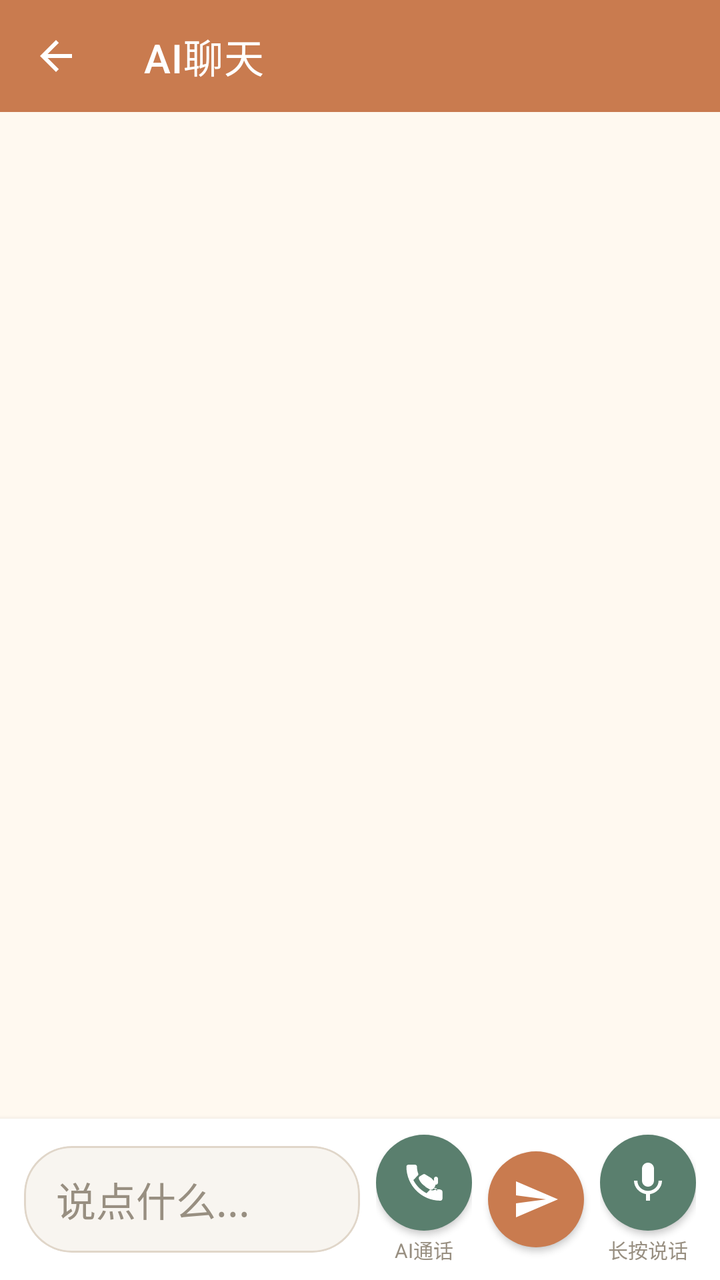
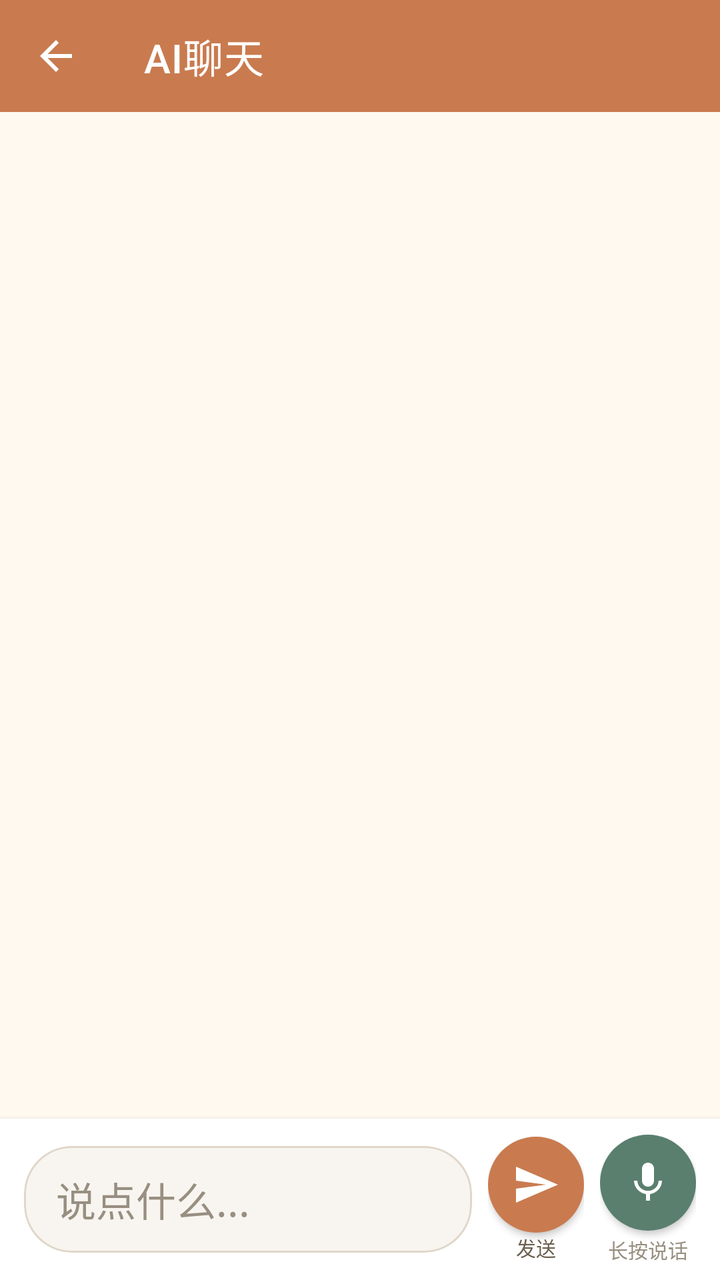

An Android layout rendered at two revisions. The XML below is the earlier revision; the diff shows what the commit changed to produce the second picture.
<!-- AndroidManifest.xml: application theme Theme.YinFuApp -->
<!-- res/layout/fragment_ai_chat.xml -->
<?xml version="1.0" encoding="utf-8"?>
<LinearLayout
    xmlns:android="http://schemas.android.com/apk/res/android"
    xmlns:app="http://schemas.android.com/apk/res-auto"
    android:layout_width="match_parent"
    android:layout_height="match_parent"
    android:orientation="vertical"
    android:background="@color/bg_page">

    <com.google.android.material.appbar.MaterialToolbar
        android:id="@+id/toolbar"
        android:layout_width="match_parent"
        android:layout_height="?attr/actionBarSize"
        android:background="@color/primary"
        app:navigationIcon="@drawable/back"
        app:navigationIconTint="@color/white"
        app:title="@string/ai_chat"
        app:titleTextColor="@color/white"/>

    <androidx.recyclerview.widget.RecyclerView
        android:id="@+id/chat_recycler_view"
        android:layout_width="match_parent"
        android:layout_height="0dp"
        android:layout_weight="1"
        android:paddingHorizontal="@dimen/spacing_md"
        android:paddingBottom="@dimen/spacing_sm"/>

    <LinearLayout
        android:layout_width="match_parent"
        android:layout_height="wrap_content"
        android:orientation="horizontal"
        android:paddingHorizontal="12dp"
        android:paddingVertical="8dp"
        android:background="@color/card_background"
        android:elevation="4dp"
        android:gravity="center_vertical">

        <com.google.android.material.card.MaterialCardView
            android:layout_width="0dp"
            android:layout_height="wrap_content"
            android:layout_weight="1"
            app:cardBackgroundColor="@color/bg_light"
            app:cardCornerRadius="24dp"
            app:cardElevation="0dp"
            app:strokeWidth="1dp"
            app:strokeColor="@color/border">

            <EditText
                android:id="@+id/message_input"
                android:layout_width="match_parent"
                android:layout_height="wrap_content"
                android:paddingHorizontal="16dp"
                android:paddingVertical="12dp"
                android:textSize="@dimen/font_size_md"
                android:textColor="@color/text_primary"
                android:textColorHint="@color/text_hint"
                android:hint="说点什么..."
                android:background="@android:color/transparent"
                android:inputType="textMultiLine"
                android:maxLines="4"
                android:minLines="1"/>

        </com.google.android.material.card.MaterialCardView>

        <LinearLayout
            android:id="@+id/call_button_container"
            android:layout_width="wrap_content"
            android:layout_height="wrap_content"
            android:layout_marginStart="8dp"
            android:orientation="vertical"
            android:gravity="center">

            <com.google.android.material.button.MaterialButton
                android:id="@+id/call_button"
                android:layout_width="48dp"
                android:layout_height="48dp"
                android:insetTop="0dp"
                android:insetBottom="0dp"
                app:icon="@drawable/ic_phone"
                app:iconGravity="textStart"
                app:iconPadding="0dp"
                app:iconSize="24dp"
                app:backgroundTint="@color/success"
                app:cornerRadius="24dp"/>

            <TextView
                android:id="@+id/call_hint"
                android:layout_width="wrap_content"
                android:layout_height="wrap_content"
                android:layout_marginTop="2dp"
                android:text="AI通话"
                android:textSize="10sp"
                android:textColor="@color/text_hint"
                android:visibility="visible"/>

        </LinearLayout>

        <com.google.android.material.button.MaterialButton
            android:id="@+id/send_button"
            android:layout_width="48dp"
            android:layout_height="48dp"
            android:layout_marginStart="8dp"
            android:insetTop="0dp"
            android:insetBottom="0dp"
            app:icon="@drawable/send_message"
            app:iconGravity="textStart"
            app:iconPadding="0dp"
            app:iconSize="24dp"
            app:backgroundTint="@color/primary"
            app:cornerRadius="24dp"/>

        <LinearLayout
            android:id="@+id/voice_button_container"
            android:layout_width="wrap_content"
            android:layout_height="wrap_content"
            android:layout_marginStart="8dp"
            android:orientation="vertical"
            android:gravity="center">

            <com.google.android.material.button.MaterialButton
                android:id="@+id/voice_button"
                android:layout_width="48dp"
                android:layout_height="48dp"
                android:insetTop="0dp"
                android:insetBottom="0dp"
                app:icon="@drawable/ic_mic"
                app:iconGravity="textStart"
                app:iconPadding="0dp"
                app:iconSize="24dp"
                app:backgroundTint="@color/secondary"
                app:cornerRadius="24dp"/>

            <TextView
                android:id="@+id/voice_hint"
                android:layout_width="wrap_content"
                android:layout_height="wrap_content"
                android:layout_marginTop="2dp"
                android:text="长按说话"
                android:textSize="10sp"
                android:textColor="@color/text_hint"
                android:visibility="visible"/>

        </LinearLayout>

    </LinearLayout>

    <LinearLayout
        android:id="@+id/call_status_container"
        android:layout_width="match_parent"
        android:layout_height="wrap_content"
        android:orientation="horizontal"
        android:paddingHorizontal="16dp"
        android:paddingVertical="12dp"
        android:background="@color/success"
        android:gravity="center"
        android:visibility="gone">

        <View
            android:id="@+id/call_indicator"
            android:layout_width="12dp"
            android:layout_height="12dp"
            android:background="@drawable/circle"/>

        <TextView
            android:id="@+id/call_status_text"
            android:layout_width="wrap_content"
            android:layout_height="wrap_content"
            android:layout_marginStart="8dp"
            android:text="通话中..."
            android:textColor="@color/white"
            android:textSize="14sp"/>

        <com.google.android.material.button.MaterialButton
            android:id="@+id/end_call_button"
            android:layout_width="wrap_content"
            android:layout_height="36dp"
            android:layout_marginStart="16dp"
            android:text="结束通话"
            android:textSize="12sp"
            app:backgroundTint="@color/danger"
            app:cornerRadius="18dp"/>

    </LinearLayout>

</LinearLayout>
<!-- resources referenced by this layout -->
<resources>
  <color name="bg_light">#F8F5F0</color>
  <color name="bg_page">#FFF9F0</color>
  <color name="border">#E0D6C9</color>
  <color name="card_background">#FFFFFF</color>
  <color name="danger">#B5544B</color>
  <color name="primary">#C97B4F</color>
  <color name="secondary">#5A7F6E</color>
  <color name="success">#5A7F6E</color>
  <color name="text_hint">#988F81</color>
  <color name="text_primary">#2D261E</color>
  <color name="white">#FFFFFF</color>
  <dimen name="font_size_md">20sp</dimen>
  <dimen name="spacing_md">20dp</dimen>
  <dimen name="spacing_sm">12dp</dimen>
  <!-- drawable back (drawable) -->
  <?xml version="1.0" encoding="utf-8"?>
  <vector xmlns:android="http://schemas.android.com/apk/res/android"
      android:width="24dp"
      android:height="24dp"
      android:viewportWidth="24"
      android:viewportHeight="24">
      <path
          android:fillColor="#FFFFFF"
          android:pathData="M20,11H7.83l5.59,-5.59L12,4l-8,8 8,8 1.41,-1.41L7.83,13H20v-2z"/>
  </vector>
  <!-- drawable ic_mic (drawable) -->
  <?xml version="1.0" encoding="utf-8"?>
  <vector xmlns:android="http://schemas.android.com/apk/res/android"
      android:width="24dp"
      android:height="24dp"
      android:viewportWidth="24"
      android:viewportHeight="24">
      <path
          android:fillColor="#FFFFFF"
          android:pathData="M12,14c1.66,0 2.99,-1.34 2.99,-3L15,5c0,-1.66 -1.34,-3 -3,-3S9,3.34 9,5v6c0,1.66 1.34,3 3,3zM17.3,11c0,3 -2.54,5.1 -5.3,5.1S6.7,14 6.7,11H5c0,3.41 2.72,6.23 6,6.72V21h2v-3.28c3.28,-0.48 6,-3.3 6,-6.72h-1.7z"/>
  </vector>
  <!-- drawable ic_phone (drawable) -->
  <?xml version="1.0" encoding="utf-8"?>
  <vector xmlns:android="http://schemas.android.com/apk/res/android"
      android:width="24dp"
      android:height="24dp"
      android:viewportWidth="24"
      android:viewportHeight="24">
      <path
          android:fillColor="#FFFFFF"
          android:pathData="M20.01,15.38c-1.23,0 -2.42,-0.2 -3.53,-0.56 -0.35,-0.12 -0.74,-0.03 -1.02,0.24l-2.2,2.2c-2.83,-1.44 -5.15,-3.75 -6.59,-6.59l2.2,-2.21c0.28,-0.26 0.36,-0.65 0.25,-1C8.7,6.45 8.5,5.26 8.5,4c0,-0.55 -0.45,-1 -1,-1H4.21c-0.55,0 -1,0.45 -1,1 0,9.39 7.61,17 17,17 0.55,0 1,-0.45 1,-1v-3.49c0,-0.55 -0.45,-1 -1,-1zM19,12c0,0.55 -0.45,1 -1,1s-1,-0.45 -1,-1v-2c0,-0.55 0.45,-1 1,-1s1,0.45 1,1v2zM17.63,15.37c-0.49,0.49 -1.62,0.63 -2.24,0.29 -0.62,-0.34 -2.57,-1.49 -2.57,-1.49 -0.41,-0.41 -0.62,-0.97 -0.56,-1.53 0.06,-0.56 0.39,-1.05 0.88,-1.31l1.78,-1.07c0.47,-0.28 1.07,-0.2 1.45,0.19 0.38,0.39 1.38,1.28 1.38,2.43 0,1.14 -0.99,2.03 -1.37,2.38 -0.37,0.35 -1.05,0.35 -1.58,0.04 -0.53,-0.31 -1.93,-1.11 -3.33,-2.32 -1.4,-1.21 -2.01,-2.79 -2.01,-2.79 -0.17,-0.44 -0.04,-0.95 0.31,-1.29l1.78,-1.07c0.39,-0.23 0.9,-0.17 1.24,0.15l2.89,1.73c0.47,0.28 0.59,0.89 0.27,1.35 -0.32,0.46 -1.24,1.26 -2.24,1.95 -0.35,0.24 -0.5,0.66 -0.38,1.03 0.12,0.37 0.48,0.62 0.87,0.62l3.43,0c0.55,0 1,0.45 1,1 0,0.13 -0.02,0.25 -0.06,0.36z"/>
  </vector>
  <!-- drawable send_message (drawable) -->
  <?xml version="1.0" encoding="utf-8"?>
  <vector xmlns:android="http://schemas.android.com/apk/res/android"
      android:width="24dp"
      android:height="24dp"
      android:viewportWidth="24"
      android:viewportHeight="24">
      <path
          android:fillColor="#FFFFFF"
          android:pathData="M2.01,21L23,12 2.01,3 2,10l15,2 -15,2z"/>
  </vector>
  <string name="ai_chat">AI聊天</string>
  <color name="primary_dark">#B96B3F</color>
  <color name="accent">#B5544B</color>
  <!-- unchanged entries left out for length: 2 -->
</resources>

<!-- the commit's change to res/layout/fragment_ai_chat.xml (unified diff, before → after) -->
@@ -68,7 +68,8 @@
             android:layout_height="wrap_content"
             android:layout_marginStart="8dp"
             android:orientation="vertical"
-            android:gravity="center">
+            android:gravity="center"
+            android:visibility="gone">
 
             <com.google.android.material.button.MaterialButton
                 android:id="@+id/call_button"
@@ -76,7 +77,7 @@
                 android:layout_height="48dp"
                 android:insetTop="0dp"
                 android:insetBottom="0dp"
-                app:icon="@drawable/ic_phone"
+                app:icon="@drawable/ic_phone_1"
                 app:iconGravity="textStart"
                 app:iconPadding="0dp"
                 app:iconSize="24dp"
@@ -95,19 +96,34 @@
 
         </LinearLayout>
 
-        <com.google.android.material.button.MaterialButton
-            android:id="@+id/send_button"
-            android:layout_width="48dp"
-            android:layout_height="48dp"
-            android:layout_marginStart="8dp"
-            android:insetTop="0dp"
-            android:insetBottom="0dp"
-            app:icon="@drawable/send_message"
-            app:iconGravity="textStart"
-            app:iconPadding="0dp"
-            app:iconSize="24dp"
-            app:backgroundTint="@color/primary"
-            app:cornerRadius="24dp"/>
+        <LinearLayout
+            android:layout_width="wrap_content"
+            android:layout_height="wrap_content"
+            android:layout_marginStart="8dp"
+            android:orientation="vertical"
+            android:gravity="center">
+
+            <com.google.android.material.button.MaterialButton
+                android:id="@+id/send_button"
+                android:layout_width="48dp"
+                android:layout_height="48dp"
+                android:insetTop="0dp"
+                android:insetBottom="0dp"
+                app:icon="@drawable/send_message"
+                app:iconGravity="textStart"
+                app:iconPadding="0dp"
+                app:iconSize="24dp"
+                app:backgroundTint="@color/primary"
+                app:cornerRadius="24dp"/>
+
+            <TextView
+                android:layout_width="wrap_content"
+                android:layout_height="wrap_content"
+                android:text="@string/send"
+                android:textSize="10sp"
+                android:textColor="@color/text_secondary"/>
+
+        </LinearLayout>
 
         <LinearLayout
             android:id="@+id/voice_button_container"
<!-- resource entries referenced after the edit -->
@@ -10,6 +10,7 @@
   <color name="success">#5A7F6E</color>
   <color name="text_hint">#988F81</color>
   <color name="text_primary">#2D261E</color>
+  <color name="text_secondary">#6A5F4D</color>
   <color name="white">#FFFFFF</color>
   <dimen name="font_size_md">20sp</dimen>
   <dimen name="spacing_md">20dp</dimen>
@@ -36,17 +37,7 @@
           android:fillColor="#FFFFFF"
           android:pathData="M12,14c1.66,0 2.99,-1.34 2.99,-3L15,5c0,-1.66 -1.34,-3 -3,-3S9,3.34 9,5v6c0,1.66 1.34,3 3,3zM17.3,11c0,3 -2.54,5.1 -5.3,5.1S6.7,14 6.7,11H5c0,3.41 2.72,6.23 6,6.72V21h2v-3.28c3.28,-0.48 6,-3.3 6,-6.72h-1.7z"/>
   </vector>
-  <!-- drawable ic_phone (drawable) -->
-  <?xml version="1.0" encoding="utf-8"?>
-  <vector xmlns:android="http://schemas.android.com/apk/res/android"
-      android:width="24dp"
-      android:height="24dp"
-      android:viewportWidth="24"
-      android:viewportHeight="24">
-      <path
-          android:fillColor="#FFFFFF"
-          android:pathData="M20.01,15.38c-1.23,0 -2.42,-0.2 -3.53,-0.56 -0.35,-0.12 -0.74,-0.03 -1.02,0.24l-2.2,2.2c-2.83,-1.44 -5.15,-3.75 -6.59,-6.59l2.2,-2.21c0.28,-0.26 0.36,-0.65 0.25,-1C8.7,6.45 8.5,5.26 8.5,4c0,-0.55 -0.45,-1 -1,-1H4.21c-0.55,0 -1,0.45 -1,1 0,9.39 7.61,17 17,17 0.55,0 1,-0.45 1,-1v-3.49c0,-0.55 -0.45,-1 -1,-1zM19,12c0,0.55 -0.45,1 -1,1s-1,-0.45 -1,-1v-2c0,-0.55 0.45,-1 1,-1s1,0.45 1,1v2zM17.63,15.37c-0.49,0.49 -1.62,0.63 -2.24,0.29 -0.62,-0.34 -2.57,-1.49 -2.57,-1.49 -0.41,-0.41 -0.62,-0.97 -0.56,-1.53 0.06,-0.56 0.39,-1.05 0.88,-1.31l1.78,-1.07c0.47,-0.28 1.07,-0.2 1.45,0.19 0.38,0.39 1.38,1.28 1.38,2.43 0,1.14 -0.99,2.03 -1.37,2.38 -0.37,0.35 -1.05,0.35 -1.58,0.04 -0.53,-0.31 -1.93,-1.11 -3.33,-2.32 -1.4,-1.21 -2.01,-2.79 -2.01,-2.79 -0.17,-0.44 -0.04,-0.95 0.31,-1.29l1.78,-1.07c0.39,-0.23 0.9,-0.17 1.24,0.15l2.89,1.73c0.47,0.28 0.59,0.89 0.27,1.35 -0.32,0.46 -1.24,1.26 -2.24,1.95 -0.35,0.24 -0.5,0.66 -0.38,1.03 0.12,0.37 0.48,0.62 0.87,0.62l3.43,0c0.55,0 1,0.45 1,1 0,0.13 -0.02,0.25 -0.06,0.36z"/>
-  </vector>
+  <!-- drawable ic_phone_1: png bitmap (drawable, 2741 bytes) -->
   <!-- drawable send_message (drawable) -->
   <?xml version="1.0" encoding="utf-8"?>
   <vector xmlns:android="http://schemas.android.com/apk/res/android"
@@ -59,6 +50,7 @@
           android:pathData="M2.01,21L23,12 2.01,3 2,10l15,2 -15,2z"/>
   </vector>
   <string name="ai_chat">AI聊天</string>
+  <string name="send">发送</string>
   <color name="primary_dark">#B96B3F</color>
   <color name="accent">#B5544B</color>
   <!-- unchanged entries left out for length: 2 -->
